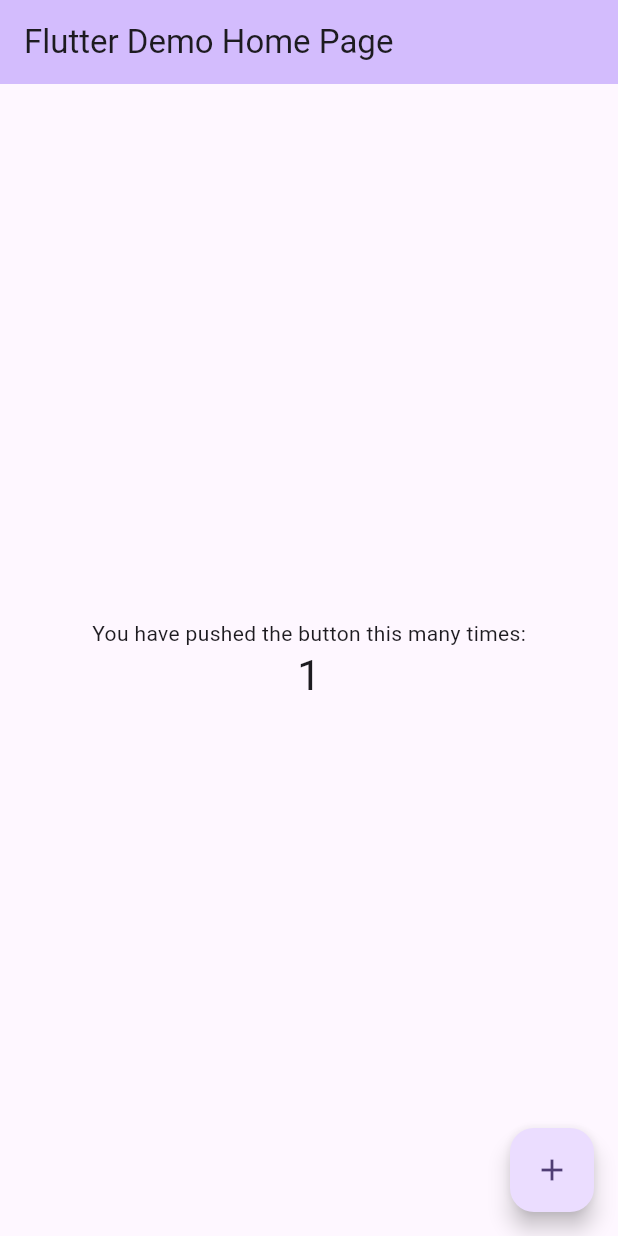
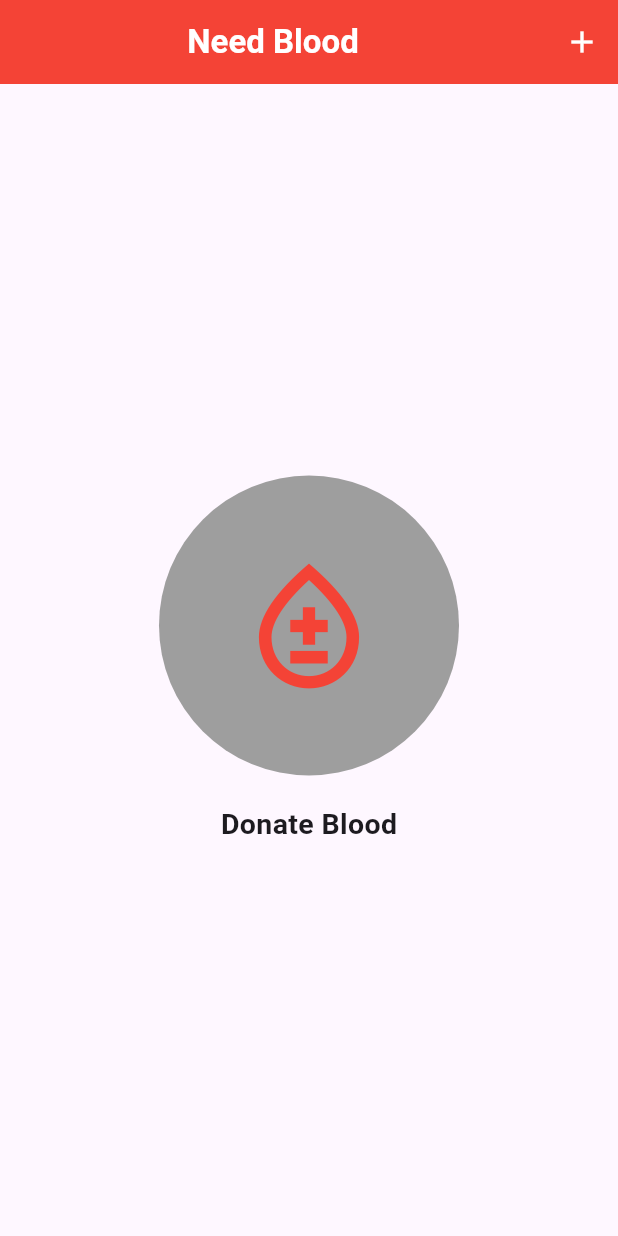
Before and after one commit to smshaqib/Flutter_Batch8, a Flutter app: the screen it shows after launch, after a tap on the "add" icon, on a phone screen of 412 x 824 dp. Run offline on Flutter 3.47's test engine with Material 3 defaults, Android fonts, the phone set to English and light mode, and no system bars.

Commit message:
Update main.dart

```diff
--- a/module10_livetest/lib/main.dart
+++ b/module10_livetest/lib/main.dart
@@ -1,125 +1,67 @@
+import 'package:flutter/cupertino.dart';
 import 'package:flutter/material.dart';
 
 void main() {
-  runApp(const MyApp());
+  runApp(MyApp());
 }
 
 class MyApp extends StatelessWidget {
-  const MyApp({super.key});
-
-  // This widget is the root of your application.
   @override
   Widget build(BuildContext context) {
     return MaterialApp(
-      title: 'Flutter Demo',
-      theme: ThemeData(
-        // This is the theme of your application.
-        //
-        // TRY THIS: Try running your application with "flutter run". You'll see
-        // the application has a purple toolbar. Then, without quitting the app,
-        // try changing the seedColor in the colorScheme below to Colors.green
-        // and then invoke "hot reload" (save your changes or press the "hot
-        // reload" button in a Flutter-supported IDE, or press "r" if you used
-        // the command line to start the app).
-        //
-        // Notice that the counter didn't reset back to zero; the application
-        // state is not lost during the reload. To reset the state, use hot
-        // restart instead.
-        //
-        // This works for code too, not just values: Most code changes can be
-        // tested with just a hot reload.
-        colorScheme: ColorScheme.fromSeed(seedColor: Colors.deepPurple),
-        useMaterial3: true,
-      ),
-      home: const MyHomePage(title: 'Flutter Demo Home Page'),
+      debugShowCheckedModeBanner: false,
+      home: Home(),
     );
   }
 }
 
-class MyHomePage extends StatefulWidget {
-  const MyHomePage({super.key, required this.title});
-
-  // This widget is the home page of your application. It is stateful, meaning
-  // that it has a State object (defined below) that contains fields that affect
-  // how it looks.
-
-  // This class is the configuration for the state. It holds the values (in this
-  // case the title) provided by the parent (in this case the App widget) and
-  // used by the build method of the State. Fields in a Widget subclass are
-  // always marked "final".
-
-  final String title;
-
-  @override
-  State<MyHomePage> createState() => _MyHomePageState();
-}
-
-class _MyHomePageState extends State<MyHomePage> {
-  int _counter = 0;
-
-  void _incrementCounter() {
-    setState(() {
-      // This call to setState tells the Flutter framework that something has
-      // changed in this State, which causes it to rerun the build method below
-      // so that the display can reflect the updated values. If we changed
-      // _counter without calling setState(), then the build method would not be
-      // called again, and so nothing would appear to happen.
-      _counter++;
-    });
-  }
-
+class Home extends StatelessWidget {
   @override
   Widget build(BuildContext context) {
-    // This method is rerun every time setState is called, for instance as done
-    // by the _incrementCounter method above.
-    //
-    // The Flutter framework has been optimized to make rerunning build methods
-    // fast, so that you can just rebuild anything that needs updating rather
-    // than having to individually change instances of widgets.
     return Scaffold(
       appBar: AppBar(
-        // TRY THIS: Try changing the color here to a specific color (to
-        // Colors.amber, perhaps?) and trigger a hot reload to see the AppBar
-        // change color while the other colors stay the same.
-        backgroundColor: Theme.of(context).colorScheme.inversePrimary,
-        // Here we take the value from the MyHomePage object that was created by
-        // the App.build method, and use it to set our appbar title.
-        title: Text(widget.title),
+        actions: [
+          IconButton(
+              onPressed: () {},
+              icon: Icon(
+                Icons.add,
+                color: Colors.white,
+              )),
+        ],
+        title: Center(
+          child: Text(
+            'Need Blood',
+            style: TextStyle(
+              color: Colors.white,
+              fontWeight: FontWeight.bold,
+            ),
+          ),
+        ),
+        backgroundColor: Colors.red,
       ),
       body: Center(
-        // Center is a layout widget. It takes a single child and positions it
-        // in the middle of the parent.
         child: Column(
-          // Column is also a layout widget. It takes a list of children and
-          // arranges them vertically. By default, it sizes itself to fit its
-          // children horizontally, and tries to be as tall as its parent.
-          //
-          // Column has various properties to control how it sizes itself and
-          // how it positions its children. Here we use mainAxisAlignment to
-          // center the children vertically; the main axis here is the vertical
-          // axis because Columns are vertical (the cross axis would be
-          // horizontal).
-          //
-          // TRY THIS: Invoke "debug painting" (choose the "Toggle Debug Paint"
-          // action in the IDE, or press "p" in the console), to see the
-          // wireframe for each widget.
           mainAxisAlignment: MainAxisAlignment.center,
-          children: <Widget>[
-            const Text(
-              'You have pushed the button this many times:',
+          children: [
+            CircleAvatar(
+              radius: 100,
+              backgroundColor: Colors.grey,
+              child: Icon(
+                Icons.bloodtype_outlined,
+                color: Colors.red,
+                size: 100,
+              ),
+            ),
+            SizedBox(
+              height: 19,
             ),
             Text(
-              '$_counter',
-              style: Theme.of(context).textTheme.headlineMedium,
-            ),
+              'Donate Blood',
+              style: TextStyle(fontSize: 19, fontWeight: FontWeight.bold),
+            )
           ],
         ),
       ),
-      floatingActionButton: FloatingActionButton(
-        onPressed: _incrementCounter,
-        tooltip: 'Increment',
-        child: const Icon(Icons.add),
-      ), // This trailing comma makes auto-formatting nicer for build methods.
     );
   }
 }
```
